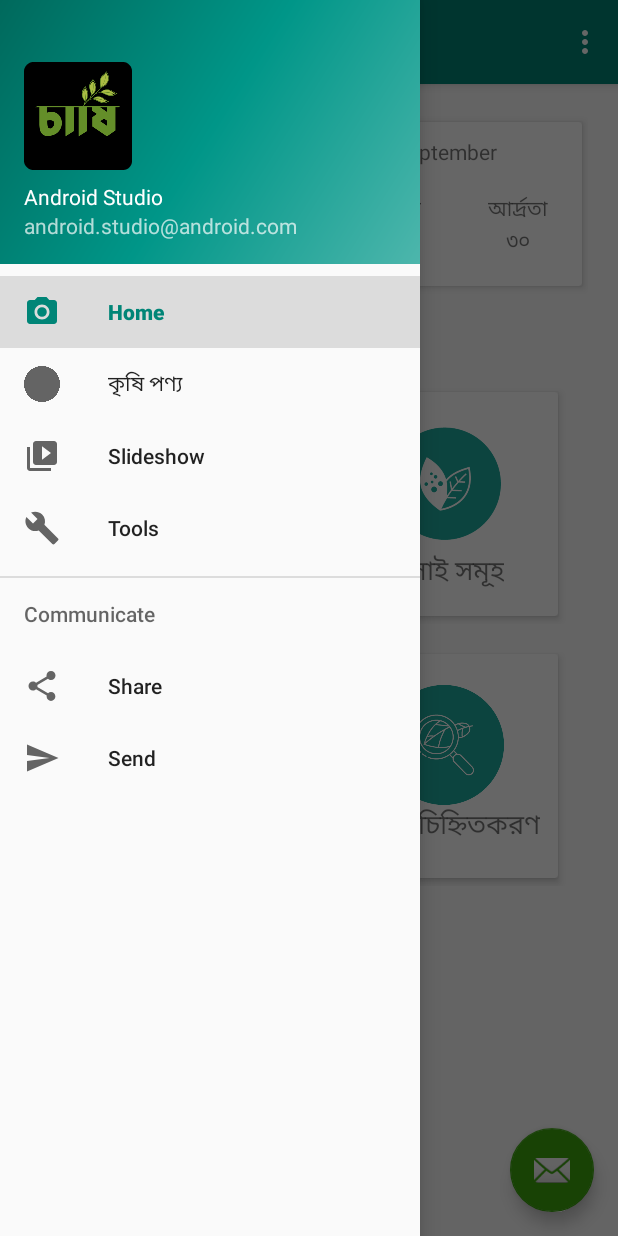
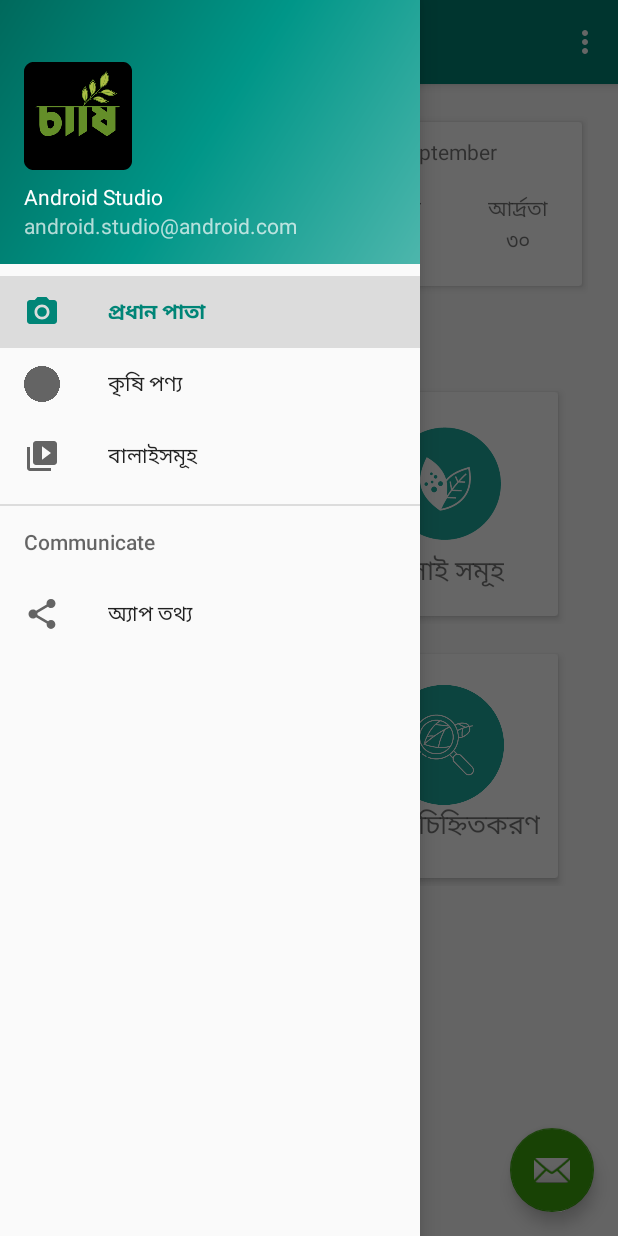
Before and after one commit to Smueez/chashi2, an Android app: the LandingPage screen opened directly, with no data from a screen before it, with the side drawer open, on a phone screen of 412 x 824 dp. Run offline under Robolectric (Android 15) with nearby library versions, the phone set to English and light mode, and no system bars; our stand-ins replace Volley, navigation-ui; network calls fail.

Commit message:
Chasi v1.1

```diff
--- a/app/src/main/res/menu/activity_landing_page_drawer.xml
+++ b/app/src/main/res/menu/activity_landing_page_drawer.xml
@@ -16,10 +16,6 @@
             android:id="@+id/nav_slideshow"
             android:icon="@drawable/ic_menu_slideshow"
             android:title="@string/menu_slideshow" />
-        <item
-            android:id="@+id/nav_tools"
-            android:icon="@drawable/ic_menu_manage"
-            android:title="@string/menu_tools" />
     </group>
 
     <item android:title="Communicate">
@@ -28,10 +24,6 @@
                 android:id="@+id/nav_share"
                 android:icon="@drawable/ic_menu_share"
                 android:title="@string/menu_share" />
-            <item
-                android:id="@+id/nav_send"
-                android:icon="@drawable/ic_menu_send"
-                android:title="@string/menu_send" />
         </menu>
     </item>
 
--- a/app/src/main/res/values/strings.xml
+++ b/app/src/main/res/values/strings.xml
@@ -9,10 +9,10 @@
     <string name="nav_header_desc">Navigation header</string>
     <string name="action_settings">Settings</string>
 
-    <string name="menu_home">Home</string>
+    <string name="menu_home">প্রধান পাতা</string>
     <string name="menu_gallery">কৃষি পণ্য</string>
-    <string name="menu_slideshow">Slideshow</string>
+    <string name="menu_slideshow">বালাইসমূহ</string>
     <string name="menu_tools">Tools</string>
-    <string name="menu_share">Share</string>
+    <string name="menu_share">অ্যাপ তথ্য</string>
     <string name="menu_send">Send</string>
 </resources>
```
